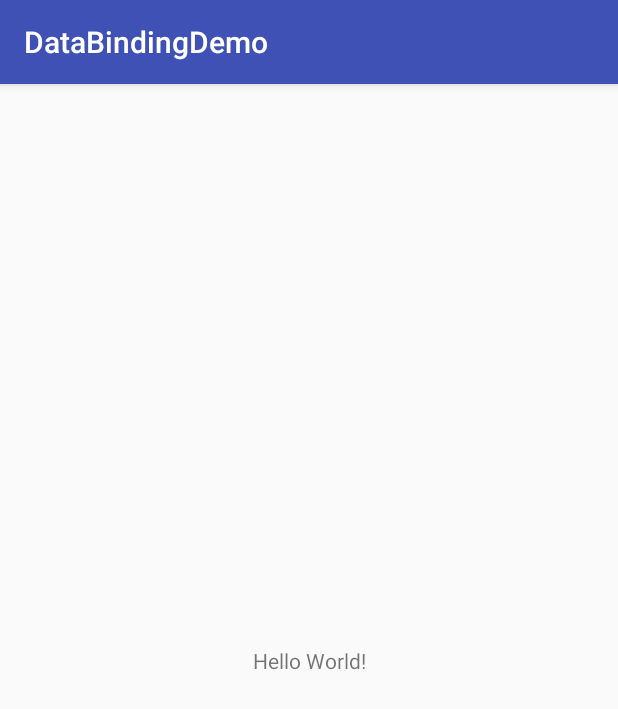
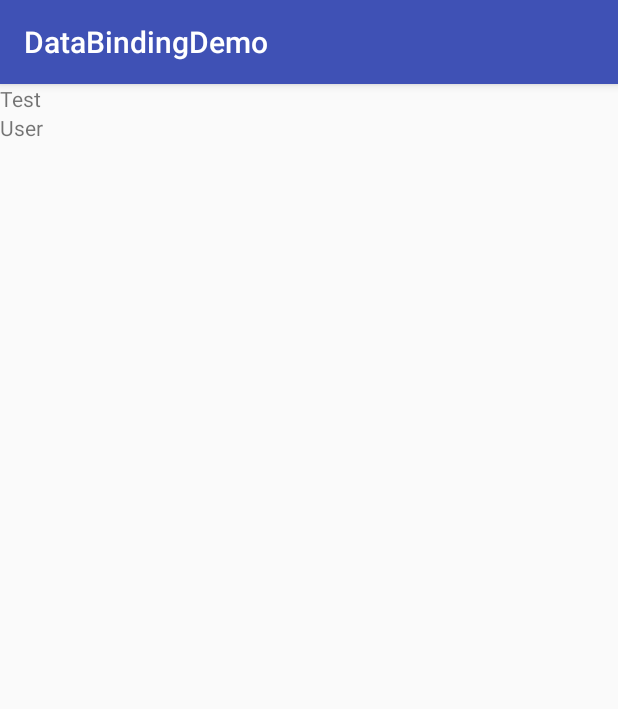
Before and after one commit to tanglie1993/Notes, an Android app: the screen it shows after launch (MainActivity), on a phone screen of 412 x 824 dp. Shown: the top 709 px of the screen. Run offline under Robolectric (Android 15) with nearby library versions, the phone set to English and light mode, and no system bars; our stand-ins replace data binding.

Commit message:
实现数据展示

```diff
--- a/Android/DataBindingDemo/app/src/main/java/com/example/pc/databindingdemo/MainActivity.java
+++ b/Android/DataBindingDemo/app/src/main/java/com/example/pc/databindingdemo/MainActivity.java
@@ -1,7 +1,10 @@
 package com.example.pc.databindingdemo;
 
+import android.databinding.DataBindingUtil;
 import android.support.v7.app.AppCompatActivity;
 import android.os.Bundle;
+
+import com.example.pc.databindingdemo.databinding.ActivityMainBinding;
 
 public class MainActivity extends AppCompatActivity {
 
@@ -9,5 +12,8 @@ public class MainActivity extends AppCompatActivity {
     protected void onCreate(Bundle savedInstanceState) {
         super.onCreate(savedInstanceState);
         setContentView(R.layout.activity_main);
+        ActivityMainBinding binding = DataBindingUtil.setContentView(this, R.layout.activity_main);
+        User user = new User("Test", "User");
+        binding.setUser(user);
     }
 }
--- /dev/null
+++ b/Android/DataBindingDemo/app/src/main/java/com/example/pc/databindingdemo/User.java
@@ -0,0 +1,10 @@
+package com.example.pc.databindingdemo;
+
+public class User {
+    public final String firstName;
+    public final String lastName;
+    public User(String firstName, String lastName) {
+        this.firstName = firstName;
+        this.lastName = lastName;
+    }
+}
--- a/Android/DataBindingDemo/app/src/main/res/layout/activity_main.xml
+++ b/Android/DataBindingDemo/app/src/main/res/layout/activity_main.xml
@@ -1,18 +1,17 @@
 <?xml version="1.0" encoding="utf-8"?>
-<android.support.constraint.ConstraintLayout xmlns:android="http://schemas.android.com/apk/res/android"
-    xmlns:app="http://schemas.android.com/apk/res-auto"
-    xmlns:tools="http://schemas.android.com/tools"
-    android:layout_width="match_parent"
-    android:layout_height="match_parent"
-    tools:context="com.example.pc.databindingdemo.MainActivity">
-
-    <TextView
-        android:layout_width="wrap_content"
-        android:layout_height="wrap_content"
-        android:text="Hello World!"
-        app:layout_constraintBottom_toBottomOf="parent"
-        app:layout_constraintLeft_toLeftOf="parent"
-        app:layout_constraintRight_toRightOf="parent"
-        app:layout_constraintTop_toTopOf="parent" />
-
-</android.support.constraint.ConstraintLayout>
+<layout xmlns:android="http://schemas.android.com/apk/res/android">
+    <data>
+        <variable name="user" type="com.example.pc.databindingdemo.User"/>
+    </data>
+    <LinearLayout
+        android:orientation="vertical"
+        android:layout_width="match_parent"
+        android:layout_height="match_parent">
+        <TextView android:layout_width="wrap_content"
+            android:layout_height="wrap_content"
+            android:text="@{user.firstName}"/>
+        <TextView android:layout_width="wrap_content"
+            android:layout_height="wrap_content"
+            android:text="@{user.lastName}"/>
+    </LinearLayout>
+</layout>
```
